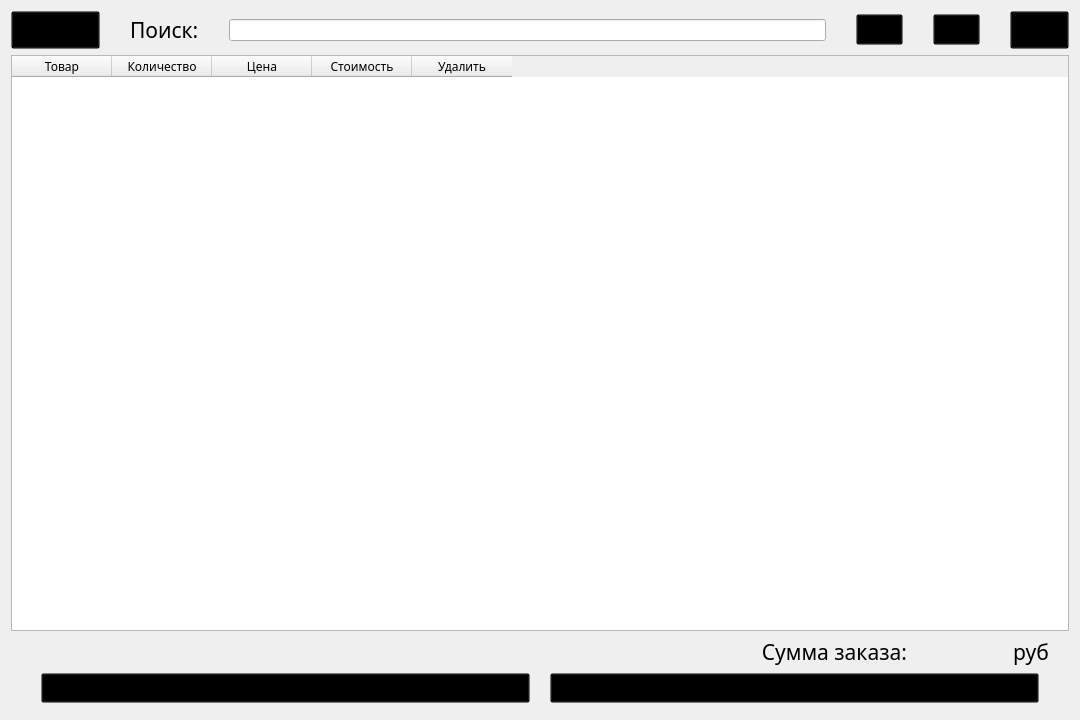
Old version of the form shopping_cart.ui in the repository lirthu/kursach.
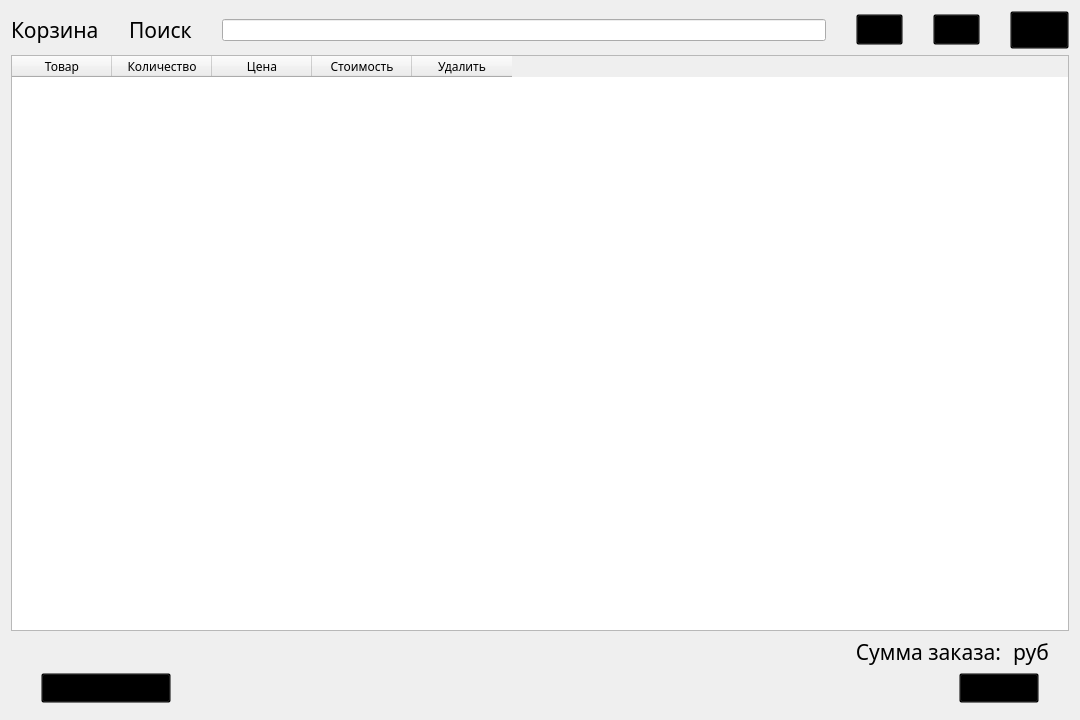
New version of the form. Icons and pictures are not drawn.

Diff of the .ui file:
```diff
--- a/shopping_cart.ui
+++ b/shopping_cart.ui
@@ -20,28 +20,18 @@
       <number>30</number>
      </property>
      <item>
-      <widget class="QPushButton" name="pushButton_4">
+      <widget class="QLabel" name="label_5">
        <property name="font">
         <font>
          <family>Segoe Print</family>
          <pointsize>16</pointsize>
-         <underline>false</underline>
         </font>
        </property>
-       <property name="layoutDirection">
-        <enum>Qt::LeftToRight</enum>
-       </property>
-       <property name="styleSheet">
-        <string notr="true">background-color: transparent</string>
+       <property name="cursor">
+        <cursorShape>ArrowCursor</cursorShape>
        </property>
        <property name="text">
-        <string>Каталог</string>
-       </property>
-       <property name="iconSize">
-        <size>
-         <width>48</width>
-         <height>48</height>
-        </size>
+        <string>Корзина</string>
        </property>
       </widget>
      </item>
@@ -57,7 +47,7 @@
         <cursorShape>ArrowCursor</cursorShape>
        </property>
        <property name="text">
-        <string>Поиск:</string>
+        <string>Поиск</string>
        </property>
       </widget>
      </item>
@@ -189,12 +179,22 @@
      <property name="spacing">
       <number>0</number>
      </property>
-     <property name="leftMargin">
-      <number>750</number>
-     </property>
      <property name="rightMargin">
       <number>20</number>
      </property>
+     <item>
+      <spacer name="horizontalSpacer">
+       <property name="orientation">
+        <enum>Qt::Horizontal</enum>
+       </property>
+       <property name="sizeHint" stdset="0">
+        <size>
+         <width>40</width>
+         <height>20</height>
+        </size>
+       </property>
+      </spacer>
+     </item>
      <item>
       <widget class="QLabel" name="label_2">
        <property name="font">
@@ -255,7 +255,7 @@
     </layout>
    </item>
    <item>
-    <layout class="QHBoxLayout" name="horizontalLayout_3" stretch="0,0">
+    <layout class="QHBoxLayout" name="horizontalLayout_3" stretch="0,0,0">
      <property name="spacing">
       <number>20</number>
      </property>
@@ -291,6 +291,19 @@
        </property>
       </widget>
      </item>
+     <item>
+      <spacer name="horizontalSpacer_2">
+       <property name="orientation">
+        <enum>Qt::Horizontal</enum>
+       </property>
+       <property name="sizeHint" stdset="0">
+        <size>
+         <width>40</width>
+         <height>20</height>
+        </size>
+       </property>
+      </spacer>
+     </item>
      <item>
       <widget class="QPushButton" name="pushButton_6">
        <property name="font">
```
Left out of the diff: 2 changed lines with no effect on the pictures.
